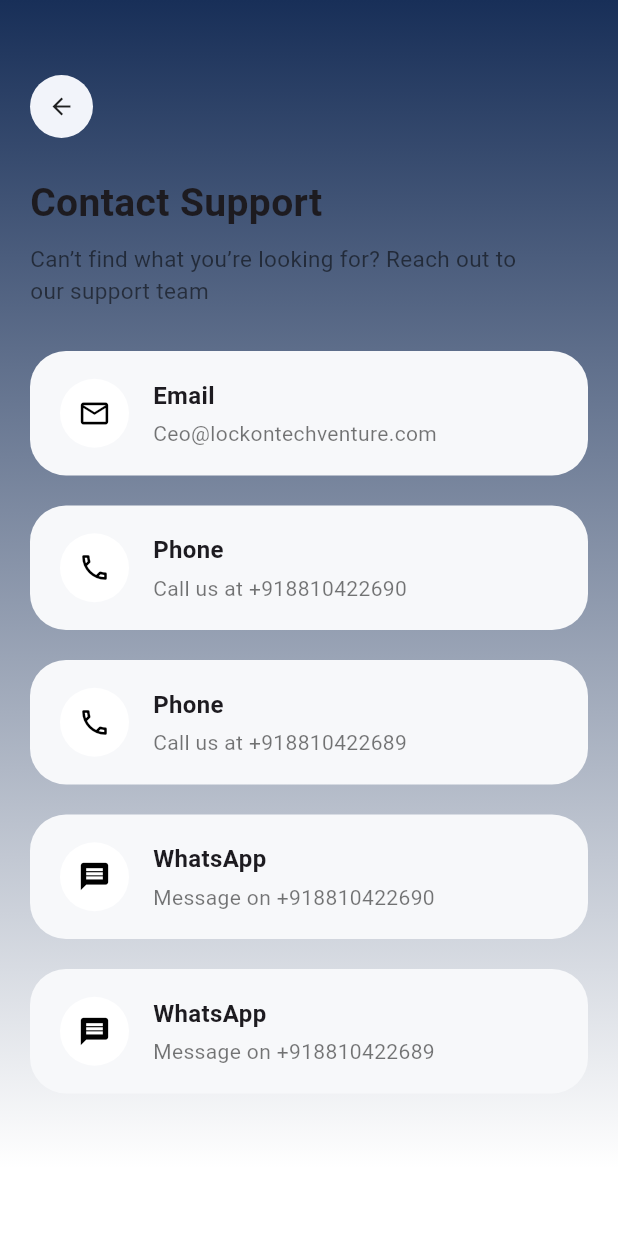
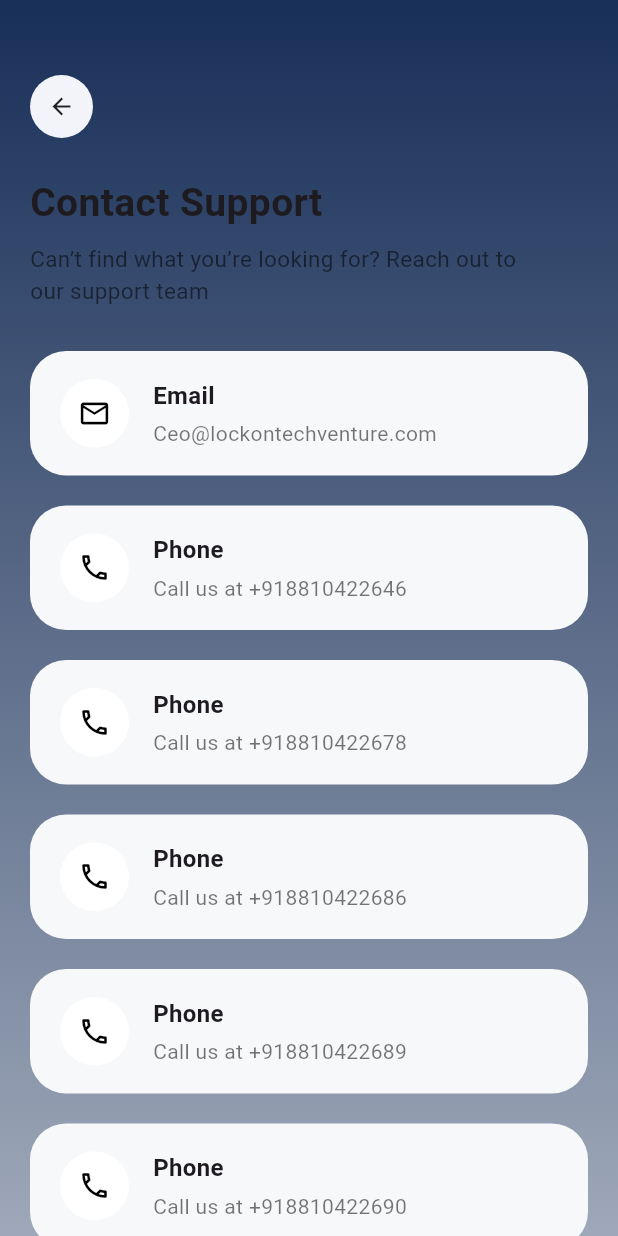
Before and after one commit to lockpepro/LockpepropRetailerProject, a Flutter app: the RetailAccountPage screen opened by its route, after a tap on "Customer Support", on a phone screen of 412 x 824 dp. Run offline on Flutter 3.47's test engine with Material 3 defaults, Android fonts, the phone set to English and light mode, and no system bars; our stand-ins replace dio, flutter_svg, get, get_storage, image_picker, open_filex and 4 more; missing offline and left inert: mobile_scanner; accounts and stored records are empty.

Commit message:
Update -code

```diff
--- a/lib/account/account_page.dart
+++ b/lib/account/account_page.dart
@@ -12,6 +12,8 @@ import 'package:zlock_smart_finance/app/constants/app_colors.dart';
 import 'package:zlock_smart_finance/app/utils/common_bottom_button.dart';
 import 'package:zlock_smart_finance/modules/auth/role/role_screen.dart';
 import 'package:zlock_smart_finance/modules/distributor/dashboard/distributor_dash_controller.dart';
+import 'package:zlock_smart_finance/modules/retailer/key_balance/key_transactions_page.dart';
+import 'package:zlock_smart_finance/modules/retailer/wallet_transaction/wallet_transaction_page.dart';
 import 'package:zlock_smart_finance/modules/two_factor_auth/all_auth_setup/change_password.dart';
 
 import '../modules/retailer/dashboard/retailer_dashboard_controller.dart';
@@ -160,7 +162,7 @@ class RetailAccountPage extends StatelessWidget {
                     icon: "assets/accounts/update.svg", // jo bhi icon ho
                     title: "App Update",
                     onTap: () {
-                      final dash = Get.find<RetailerController>();
+                      final dash = Get.find<RetailerDashboardController>();
                       controller.checkForUpdateManual(dash.appUpdateData);
                     },
                   ),
@@ -185,17 +187,30 @@ class RetailAccountPage extends StatelessWidget {
                     },
                     // onTap: () => controller.onMenuTap("/customEmail"),
                   ),
+                  // SettingsTile(
+                  //   icon: "assets/accounts/wishlist.svg",
+                  //   title: "Wishlist",
+                  //   // onTap: () => controller.onMenuTap("/wishlist"),
+                  //   onTap: () {
+                  //     // Get.to(WishlistPage());
+                  //     Get.snackbar(
+                  //       "Wishlist",
+                  //       "Coming Soon",
+                  //       snackPosition: SnackPosition.BOTTOM,
+                  //     );
+                  //   },
+                  // ),
                   SettingsTile(
-                    icon: "assets/accounts/wishlist.svg",
-                    title: "Wishlist",
+                    icon: "assets/accounts/wallet.svg",
+                    title: "Wallet",
                     // onTap: () => controller.onMenuTap("/wishlist"),
                     onTap: () {
-                      // Get.to(WishlistPage());
-                      Get.snackbar(
-                        "Wishlist",
-                        "Coming Soon",
-                        snackPosition: SnackPosition.BOTTOM,
-                      );
+                      Get.to(WalletTransactionPage());
+                      // Get.snackbar(
+                      //   "Wallet",
+                      //   "Coming Soon",
+                      //   snackPosition: SnackPosition.BOTTOM,
+                      // );
                     },
                   ),
 
--- a/lib/account/contact_support_controller.dart
+++ b/lib/account/contact_support_controller.dart
@@ -54,6 +54,14 @@ class ContactSupportController extends GetxController {
   final supportEmail = "Ceo@lockontechventure.com";
   final supportPhone = "+918810422690";
   final supportPhone2 = "+918810422689";
+
+  final List<String> supportPhones = [
+    "+918810422646",
+    "+918810422678",
+    "+918810422686",
+    "+918810422689",
+    "+918810422690",
+  ].toSet().toList(); // ✅ removes duplicates automatically
 
   /// ---------------- EMAIL ----------------
   void openEmail() async {
--- a/lib/account/contact_support_screen.dart
+++ b/lib/account/contact_support_screen.dart
@@ -78,23 +78,23 @@ class ContactSupportScreen extends StatelessWidget {
                 //   subtitle: "Call us at ${c.supportPhone}",
                 //   onTap: c.openPhone,
                 // ),
-                _supportTile(
-                  icon: Icons.phone_outlined,
-                  title: "Phone",
-                  subtitle: "Call us at ${c.supportPhone}",
-                  onTap: () => c.openPhone(c.supportPhone),
-                ),
+                // _supportTile(
+                //   icon: Icons.phone_outlined,
+                //   title: "Phone",
+                //   subtitle: "Call us at ${c.supportPhone}",
+                //   onTap: () => c.openPhone(c.supportPhone),
+                // ),
+                //
+                // const SizedBox(height: 20),
+                //
+                // _supportTile(
+                //   icon: Icons.phone_outlined,
+                //   title: "Phone",
+                //   subtitle: "Call us at ${c.supportPhone2}",
+                //   onTap: () => c.openPhone(c.supportPhone2),
+                // ),
 
-                const SizedBox(height: 20),
-
-                _supportTile(
-                  icon: Icons.phone_outlined,
-                  title: "Phone",
-                  subtitle: "Call us at ${c.supportPhone2}",
-                  onTap: () => c.openPhone(c.supportPhone2),
-                ),
-
-                const SizedBox(height: 20),
+                // const SizedBox(height: 20),
 
                 // WHATSAPP
                 // _supportTile(
@@ -103,21 +103,42 @@ class ContactSupportScreen extends StatelessWidget {
                 //   subtitle: "Message on ${c.supportPhone}",
                 //   onTap: c.openWhatsApp,
                 // ),
-                _supportTile(
-                  icon: Icons.message,
-                  title: "WhatsApp",
-                  subtitle: "Message on ${c.supportPhone}",
-                  onTap: () => c.openWhatsApp(c.supportPhone),
-                ),
+                // _supportTile(
+                //   icon: Icons.message,
+                //   title: "WhatsApp",
+                //   subtitle: "Message on ${c.supportPhone}",
+                //   onTap: () => c.openWhatsApp(c.supportPhone),
+                // ),
+                //
+                // const SizedBox(height: 20),
+                //
+                // _supportTile(
+                //   icon: Icons.message,
+                //   title: "WhatsApp",
+                //   subtitle: "Message on ${c.supportPhone2}",
+                //   onTap: () => c.openWhatsApp(c.supportPhone2),
+                // ),
+                // PHONE LIST
+                ...c.supportPhones.map((phone) => Padding(
+                  padding: const EdgeInsets.only(bottom: 20),
+                  child: _supportTile(
+                    icon: Icons.phone_outlined,
+                    title: "Phone",
+                    subtitle: "Call us at $phone",
+                    onTap: () => c.openPhone(phone),
+                  ),
+                )).toList(),
 
-                const SizedBox(height: 20),
-
-                _supportTile(
-                  icon: Icons.message,
-                  title: "WhatsApp",
-                  subtitle: "Message on ${c.supportPhone2}",
-                  onTap: () => c.openWhatsApp(c.supportPhone2),
-                ),
+// WHATSAPP LIST
+                ...c.supportPhones.map((phone) => Padding(
+                  padding: const EdgeInsets.only(bottom: 20),
+                  child: _supportTile(
+                    icon: Icons.message,
+                    title: "WhatsApp",
+                    subtitle: "Message on $phone",
+                    onTap: () => c.openWhatsApp(phone),
+                  ),
+                )).toList(),
               ],
             ),
           ),
--- a/lib/account/frp_email_controller.dart
+++ b/lib/account/frp_email_controller.dart
@@ -11,7 +11,7 @@ class FrpEmailController extends GetxController {
   RxBool isSaving = false.obs;
 
   final FrpEmailService service = FrpEmailService();
-  final RetailerController retailerController = Get.find();
+  final RetailerDashboardController retailerController = Get.find();
 
   // Future<void> saveEmail() async {
   //   final email = emailController.text.trim();
--- a/lib/model/dashboard_response.dart
+++ b/lib/model/dashboard_response.dart
@@ -367,6 +367,7 @@ class DashCustomerSelf {
   int? active;
   int? pending;
   int? deleted;
+  int? lock;
   DashCustomerNewToday? newToday; // ✅ ADD THIS
 
   DashCustomerSelf.fromJson(Map<String, dynamic> json) {
@@ -374,6 +375,7 @@ class DashCustomerSelf {
     active = _toInt(json['active']);
     pending = _toInt(json['pending']);
     deleted = _toInt(json['deleted']);
+    lock = _toInt(json['lock']);
     // ✅ FIX HERE
     newToday = json['new_today'] != null
         ? DashCustomerNewToday.fromJson(json['new_today'])
--- a/lib/modules/distributor/key_balance/all_transaction_page.dart
+++ b/lib/modules/distributor/key_balance/all_transaction_page.dart
@@ -92,6 +92,7 @@ class AllTransactionsPage extends StatelessWidget {
                 padding: const EdgeInsets.all(16),
                 itemCount: c.transactions.length + (c.isLoadingMore.value ? 1 : 0),
                 itemBuilder: (_, i) {
+                  print("Transaaction length>>>>>>${c.transactions.length}");
                   if (i == c.transactions.length) {
                     return const Padding(
                       padding: EdgeInsets.symmetric(vertical: 16),
--- a/pubspec.yaml
+++ b/pubspec.yaml
@@ -17,7 +17,7 @@ publish_to: 'none' # Remove this line if you wish to publish to pub.dev
 # In Windows, build-name is used as the major, minor, and patch parts
 # of the product and file versions while build-number is used as the build suffix.
 #version: 1.0.0+1
-version: 1.0.1+10
+version: 1.0.1+15
 
 environment:
   sdk: ^3.8.0
```
Also changed, not shown: lib/modules/distributor/key_balance/transaction_controller.dart (+87 -14 lines), lib/modules/distributor/total_retailer/retailer_card.dart (+10 -11 lines), lib/modules/distributor/total_retailer/retailer_controller.dart (+207 -46 lines), lib/modules/distributor/total_retailer/total_retailer_list_page.dart (+55 -4 lines), lib/modules/distributor/total_retailer/view_retailer_page.dart (+12 -4 lines), lib/modules/retailer/total_user/key_details_page.dart (+4 -4 lines).
